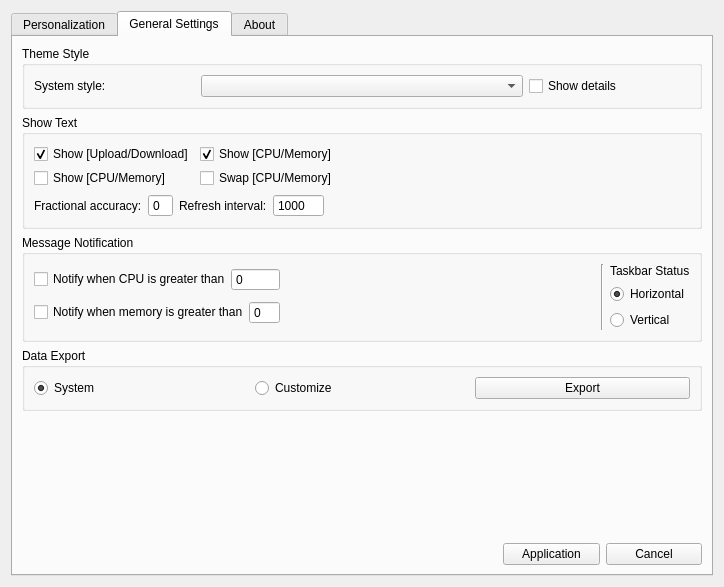
Above: WinSetting.ui from XMuli/NetSpeed before the change. Below: the same form after it.
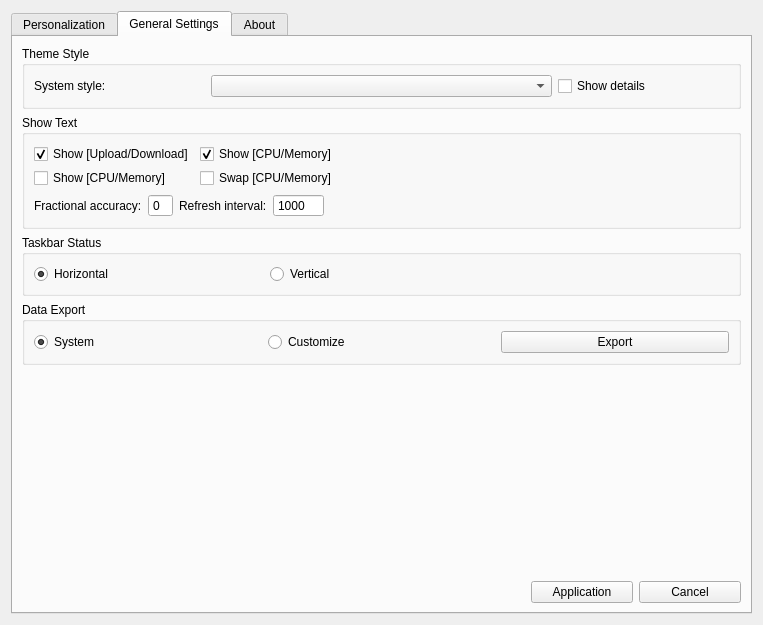
That is the form after the change. The open tabs and pages were chosen to show the change.

```diff
--- a/WinSetting.ui
+++ b/WinSetting.ui
@@ -6,14 +6,14 @@
    <rect>
     <x>0</x>
     <y>0</y>
-    <width>724</width>
-    <height>587</height>
+    <width>763</width>
+    <height>625</height>
    </rect>
   </property>
   <property name="windowTitle">
    <string>Form</string>
   </property>
-  <layout class="QVBoxLayout" name="verticalLayout_8">
+  <layout class="QHBoxLayout" name="horizontalLayout_7">
    <item>
     <widget class="QTabWidget" name="tabWidget">
      <property name="autoFillBackground">
@@ -438,7 +438,7 @@
       <attribute name="title">
        <string>General Settings</string>
       </attribute>
-      <layout class="QVBoxLayout" name="verticalLayout_2">
+      <layout class="QVBoxLayout" name="verticalLayout">
        <item>
         <widget class="QGroupBox" name="groupBoxThemeStyle">
          <property name="title">
@@ -631,109 +631,14 @@
         </widget>
        </item>
        <item>
-        <layout class="QHBoxLayout" name="horizontalLayout_7">
-         <item>
           <widget class="QGroupBox" name="groupBox_14">
            <property name="enabled">
             <bool>true</bool>
            </property>
            <property name="title">
-            <string>Message Notification</string>
-           </property>
-           <layout class="QHBoxLayout" name="horizontalLayout_12">
-            <item>
-             <layout class="QVBoxLayout" name="verticalLayout">
-              <item>
-               <layout class="QHBoxLayout" name="horizontalLayout_10">
-                <property name="spacing">
-                 <number>0</number>
-                </property>
-                <item>
-                 <widget class="QCheckBox" name="checkBoxCpuOver">
-                  <property name="text">
-                   <string>Notify when CPU is greater than</string>
-                  </property>
-                 </widget>
-                </item>
-                <item>
-                 <widget class="QSpinBox" name="spinBoxCpuOverNum">
-                  <property name="buttonSymbols">
-                   <enum>QAbstractSpinBox::NoButtons</enum>
-                  </property>
-                  <property name="maximum">
-                   <number>100</number>
-                  </property>
-                  <property name="singleStep">
-                   <number>10</number>
-                  </property>
-                  <property name="value">
-                   <number>0</number>
-                  </property>
-                 </widget>
-                </item>
-               </layout>
-              </item>
-              <item>
-               <layout class="QHBoxLayout" name="horizontalLayout_9">
-                <property name="spacing">
-                 <number>0</number>
-                </property>
-                <item>
-                 <widget class="QCheckBox" name="checkBoxMemOver">
-                  <property name="text">
-                   <string>Notify when memory is greater than</string>
-                  </property>
-                 </widget>
-                </item>
-                <item>
-                 <widget class="QSpinBox" name="spinBoxMemOverNum">
-                  <property name="buttonSymbols">
-                   <enum>QAbstractSpinBox::NoButtons</enum>
-                  </property>
-                  <property name="maximum">
-                   <number>100</number>
-                  </property>
-                  <property name="singleStep">
-                   <number>10</number>
-                  </property>
-                  <property name="value">
-                   <number>0</number>
-                  </property>
-                 </widget>
-                </item>
-               </layout>
-              </item>
-             </layout>
-            </item>
-            <item>
-             <spacer name="horizontalSpacer_11">
-              <property name="orientation">
-               <enum>Qt::Horizontal</enum>
-              </property>
-              <property name="sizeHint" stdset="0">
-               <size>
-                <width>40</width>
-                <height>20</height>
-               </size>
-              </property>
-             </spacer>
-            </item>
-            <item>
-             <widget class="Line" name="line">
-              <property name="orientation">
-               <enum>Qt::Vertical</enum>
-              </property>
-             </widget>
-            </item>
-            <item>
-             <layout class="QVBoxLayout" name="verticalLayout_3">
-              <item>
-               <widget class="QLabel" name="label_41">
-                <property name="text">
                  <string>Taskbar Status</string>
                 </property>
-               </widget>
-              </item>
+         <layout class="QHBoxLayout" name="horizontalLayout_12" stretch="1,1,1">
               <item>
                <widget class="QRadioButton" name="radioHorizontal">
                 <property name="text">
@@ -751,12 +656,21 @@
                 </property>
                </widget>
               </item>
-             </layout>
+          <item>
+           <spacer name="horizontalSpacer_4">
+            <property name="orientation">
+             <enum>Qt::Horizontal</enum>
+            </property>
+            <property name="sizeHint" stdset="0">
+             <size>
+              <width>40</width>
+              <height>20</height>
+             </size>
+            </property>
+           </spacer>
             </item>
            </layout>
           </widget>
-         </item>
-        </layout>
        </item>
        <item>
         <widget class="QGroupBox" name="groupBox_13">
```
Left out of the diff: 2 changed lines with no effect on the pictures. Lines whose indentation alone changed are shown as unchanged.
